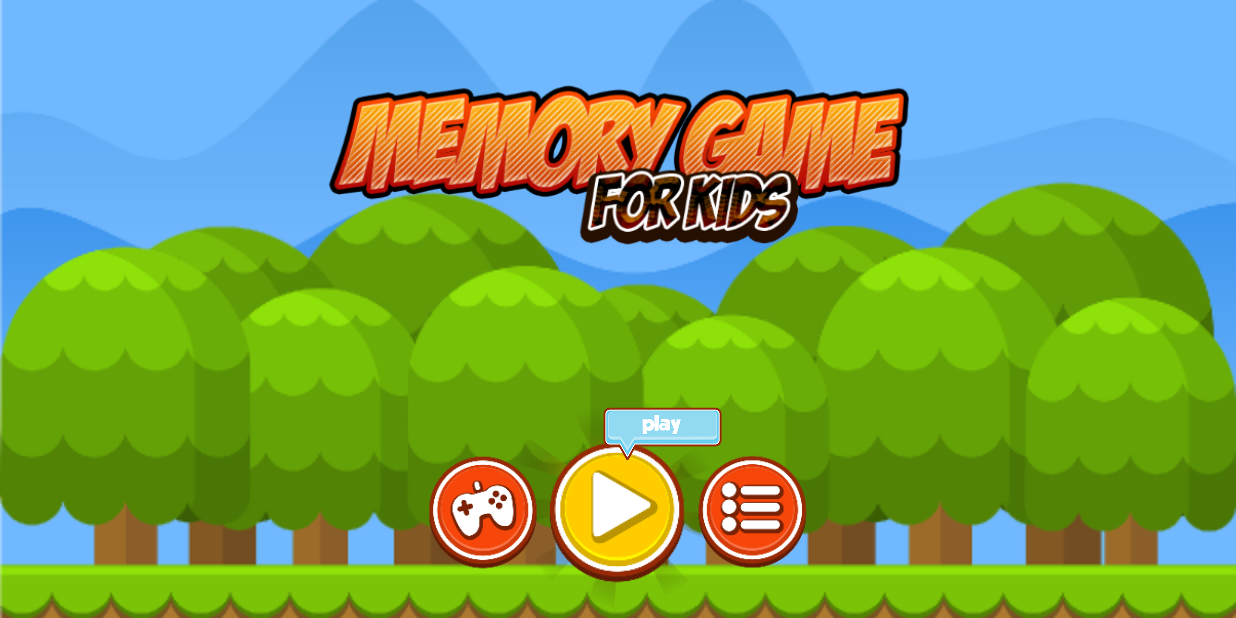
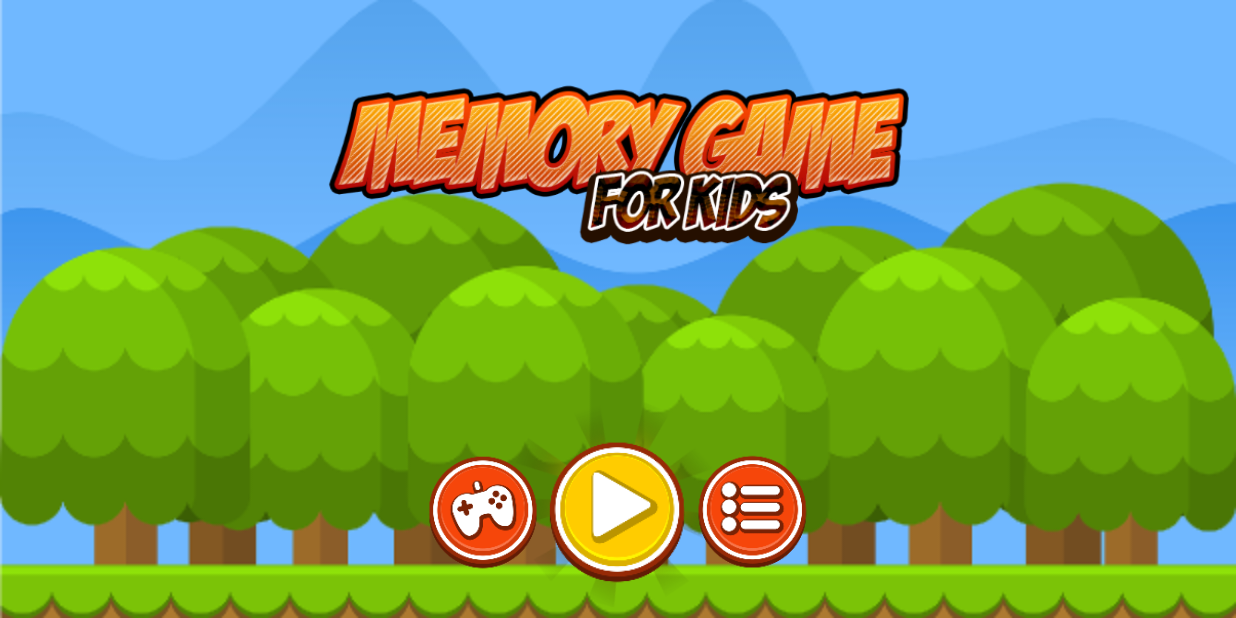
Before and after one commit to watermelon-games/memory-game, an Android app: the screen it shows after launch (MainActivity), on a phone screen of 824 x 412 dp (held sideways). Run offline under Robolectric (Android 15) with nearby library versions, the phone set to English and light mode, and no system bars; 1 statement that could not run was skipped.

Commit message:
remove music

```diff
--- a/app/src/main/AndroidManifest.xml
+++ b/app/src/main/AndroidManifest.xml
@@ -1,4 +1,6 @@
 <manifest xmlns:android="http://schemas.android.com/apk/res/android"
+    android:compileSdkVersion="29"
+    android:compileSdkVersionCodename="10"
     package="watermelon.games.memorygame">
 
     <application
--- a/app/src/main/java/watermelon/games/memorygame/WelcomeActivity.java
+++ b/app/src/main/java/watermelon/games/memorygame/WelcomeActivity.java
@@ -1,7 +1,6 @@
 package watermelon.games.memorygame;
 
 import android.content.Intent;
-import android.media.MediaPlayer;
 import android.os.Handler;
 
 import androidx.fragment.app.FragmentActivity;
@@ -17,17 +16,12 @@ public class WelcomeActivity extends FragmentActivity {
         super.onCreate(savedInstanceState);
         setContentView(R.layout.activity_wellcome);
 
-        MediaPlayer mediaPlayer = MediaPlayer.create(this, R.raw.wellcome_sound);
-        mediaPlayer.start();
-
         new Handler().postDelayed(new Runnable() {
             @Override
             public void run() {
                 Intent mySuperIntent = new Intent(WelcomeActivity.this, MainActivity.class);
                 startActivity(mySuperIntent);
-
                 finish();
-
             }
         }, SPLASH_TIME);
     }
--- a/app/src/main/java/watermelon/games/memorygame/fragments/MenuFragment.java
+++ b/app/src/main/java/watermelon/games/memorygame/fragments/MenuFragment.java
@@ -54,7 +54,6 @@ public class MenuFragment extends Fragment {
             }
         });
         mStartButtonLights = (ImageView) view.findViewById(R.id.start_game_button_lights);
-        mTooltip = (ImageView) view.findViewById(R.id.tooltip);
         mStartGameButton.setOnClickListener(new View.OnClickListener() {
 
             @Override
--- a/app/src/main/res/layout/menu_fragment.xml
+++ b/app/src/main/res/layout/menu_fragment.xml
@@ -56,16 +56,4 @@
         android:adjustViewBounds="true"
         android:scaleType="centerCrop"
         android:src="@drawable/title" />
-
-	<ImageView
-        android:id="@+id/tooltip"
-        android:layout_width="@dimen/tooltip_width"
-        android:layout_height="@dimen/tooltip_height"
-        android:layout_alignStart="@id/google_play_button"
-        android:adjustViewBounds="true"
-        android:layout_marginStart="@dimen/tooltip_margin_left"
-        android:scaleType="centerCrop"
-        android:src="@drawable/tooltip_play"
-        android:layout_alignParentBottom="true"
-        android:layout_marginBottom="@dimen/tooltip_margin_bottom"/>
 </RelativeLayout>
--- a/build.gradle
+++ b/build.gradle
@@ -7,7 +7,7 @@ buildscript {
 
     }
     dependencies {
-        classpath 'com.android.tools.build:gradle:3.6.0'
+        classpath 'com.android.tools.build:gradle:4.0.0'
 
         // NOTE: Do not place your application dependencies here; they belong
         // in the individual module build.gradle files
```
Also changed, not shown: gradle/wrapper/gradle-wrapper.properties, 1 other file.
